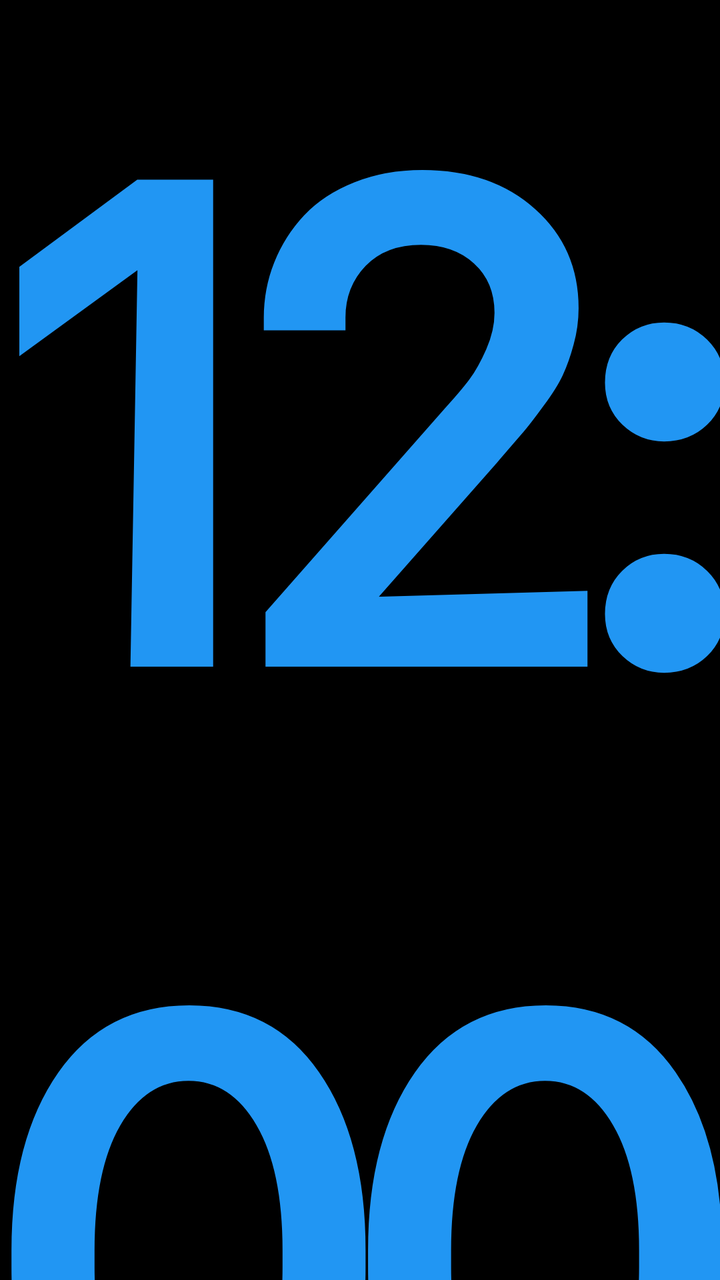
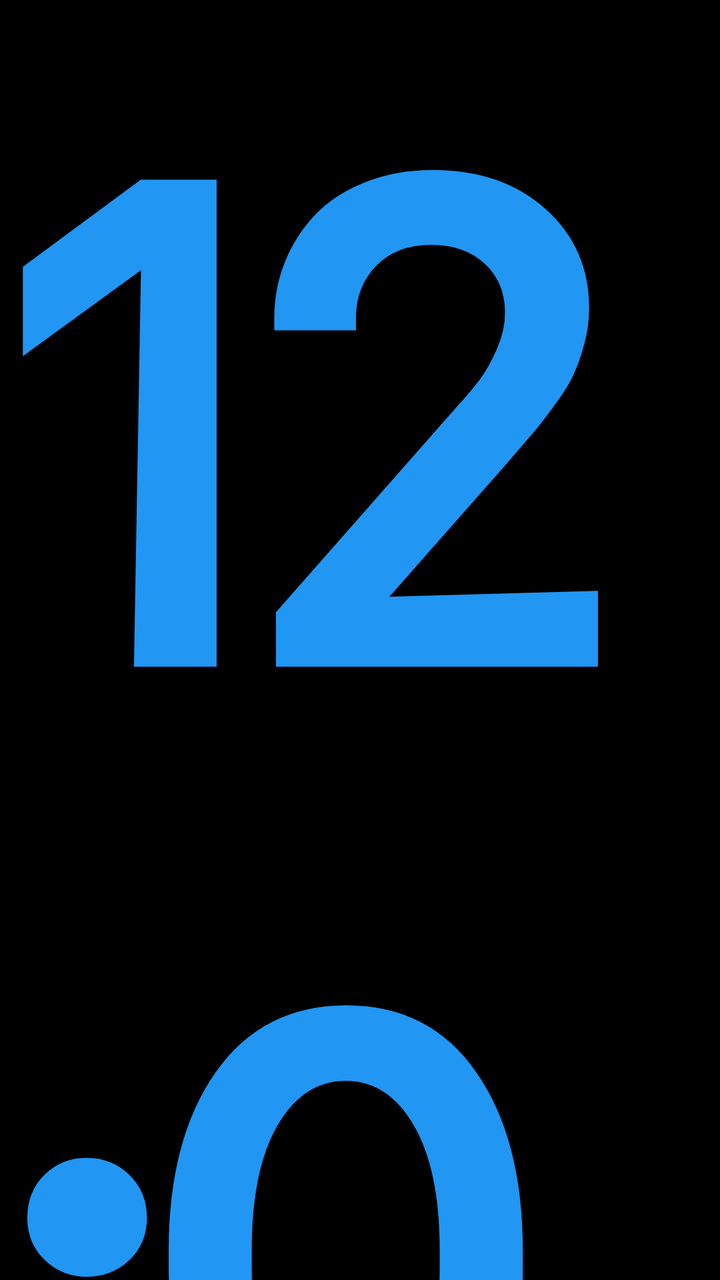

Before-and-after screenshots of an Android layout around one commit, followed by the original layout XML and the change that was made.
<!-- AndroidManifest.xml: application theme AppTheme -->
<!-- res/layout/activity_main.xml -->
<?xml version="1.0" encoding="utf-8"?>
<RelativeLayout xmlns:android="http://schemas.android.com/apk/res/android"
    android:layout_width="match_parent"
    android:layout_height="match_parent"
    android:background="#000000"
    android:keepScreenOn="true"
    android:padding="0dp">

    <LinearLayout
        android:layout_width="wrap_content"
        android:layout_height="wrap_content"
        android:layout_centerInParent="true"
        android:gravity="center_vertical"
        android:orientation="horizontal">

        
        <TextClock
            android:id="@+id/textClock"
            android:layout_width="wrap_content"
            android:layout_height="wrap_content"
            android:format12Hour="h:mm"
            android:format24Hour="HH:mm"
            android:fontFamily="@font/sf_compact"
            android:includeFontPadding="false"
            android:textColor="#2196F3"
            android:textSize="350sp"
            android:textStyle="bold"
            android:letterSpacing="-0.10" /> 

        
        <LinearLayout
            android:layout_width="wrap_content"
            android:layout_height="wrap_content"
            android:layout_gravity="top"
            android:layout_marginTop="18dp"
            android:layout_marginStart="12dp"
            android:orientation="vertical">

            
            <TextView
                android:id="@+id/tvDate"
                android:layout_width="wrap_content"
                android:layout_height="wrap_content"
                android:fontFamily="@font/sf_compact"
                android:textColor="#2196F3"
                android:textSize="20sp"
                android:textStyle="bold" />

            
            <TextView
                android:id="@+id/tvTemp"
                android:layout_width="wrap_content"
                android:layout_height="wrap_content"
                android:layout_marginTop="4dp"
                android:fontFamily="@font/sf_compact"
                android:textColor="#2196F3"
                android:textSize="16sp"
                android:textStyle="bold"
                android:visibility="gone" />

        </LinearLayout>

    </LinearLayout>

</RelativeLayout>
<!-- resources referenced by this layout -->
<resources>
  <style name="AppTheme" parent="android:style/Theme.Material.NoActionBar">
          <item name="android:fontFamily">sans</item>
          <item name="android:windowActionModeOverlay">true</item>
          <item name="android:windowNoTitle">true</item>
          <item name="android:colorAccent">#FF0000</item>
          <item name="android:navigationBarColor">#000000</item>
          <item name="android:statusBarColor">#000000</item>
      </style>
</resources>

<!-- the commit's change to res/layout/activity_main.xml (unified diff, before → after) -->
@@ -25,14 +25,14 @@
             android:textColor="#2196F3"
             android:textSize="350sp"
             android:textStyle="bold"
-            android:letterSpacing="-0.10" /> 
+            android:letterSpacing="-0.09" /> 
 
         
         <LinearLayout
             android:layout_width="wrap_content"
             android:layout_height="wrap_content"
             android:layout_gravity="top"
-            android:layout_marginTop="18dp"
+            android:layout_marginTop="-1dp"
             android:layout_marginStart="12dp"
             android:orientation="vertical">
 
